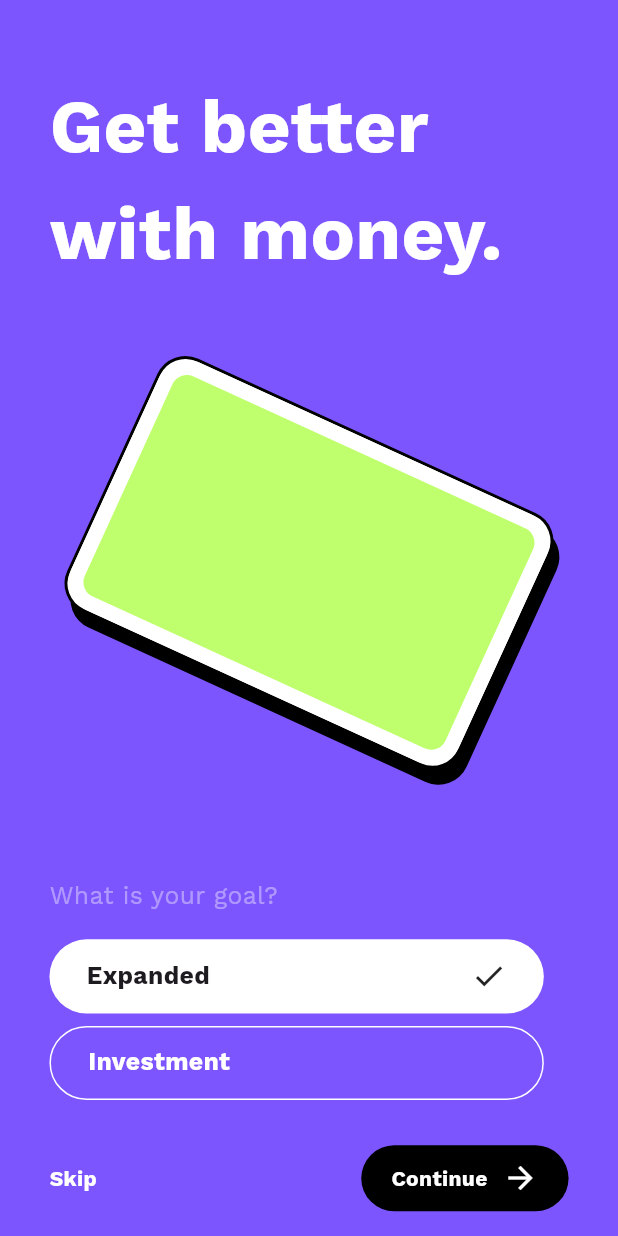
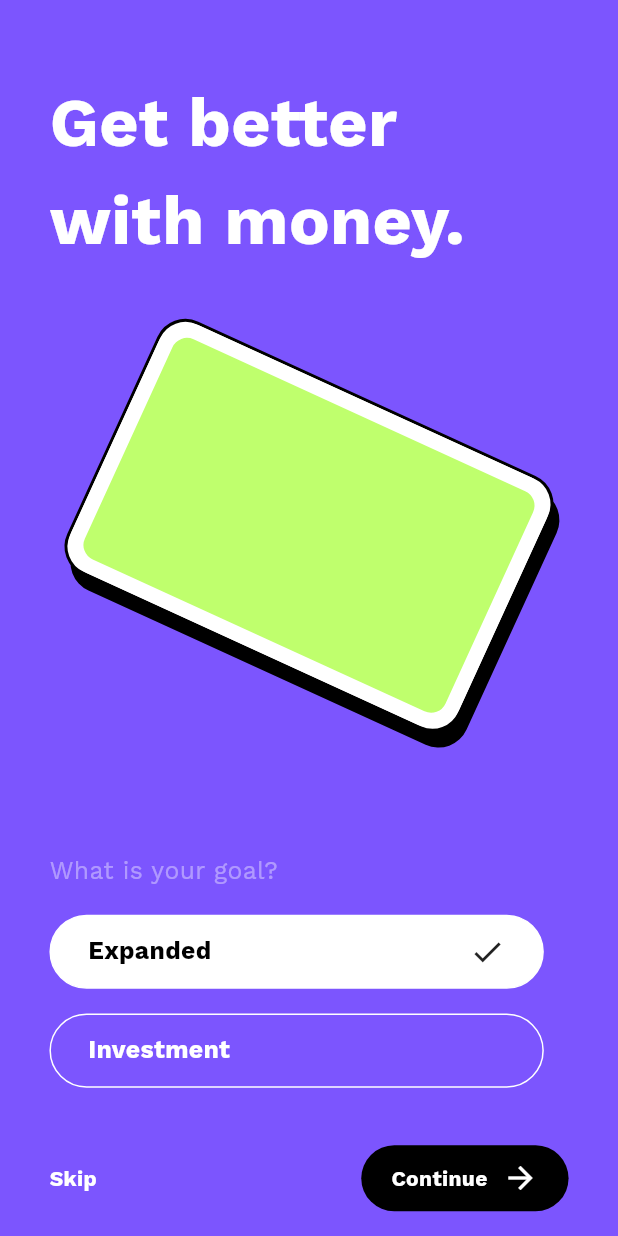
Before and after one commit to bhawesh2002/finance_app_ui, a Flutter app: the screen it shows after launch, on a phone screen of 412 x 824 dp. Run offline on Flutter 3.47's test engine with Material 3 defaults, Android fonts, the phone set to English and light mode, and no system bars; our stand-ins replace google_fonts.

Commit message:
create selectableButton

```diff
--- a/lib/screens/screen1.dart
+++ b/lib/screens/screen1.dart
@@ -1,6 +1,7 @@
 import 'package:finance_app_ui/colors/colors.dart';
 import 'package:finance_app_ui/screens/screen2.dart';
 import 'package:finance_app_ui/widgets/card.dart';
+import 'package:finance_app_ui/widgets/selectable_button.dart';
 import 'package:flutter/material.dart';
 import 'package:google_fonts/google_fonts.dart';
 
@@ -27,20 +28,20 @@ class Screen1 extends StatelessWidget {
               "Get better\nwith money.",
               style: GoogleFonts.workSans(
                 color: Colors.white,
-                fontSize: width * 0.12,
+                fontSize: width * 0.11,
                 fontWeight: FontWeight.bold,
               ),
             ),
           ),
           //Card Widget
           Positioned(
-            top: height * 0.28,
+            top: height * 0.25,
             left: width / 2 * 0.55,
             child: cardWidget(context, angle: 2),
           ),
           //Text: "What is your goal?"
           Positioned(
-            bottom: height * 0.26,
+            bottom: height * 0.28,
             left: width * 0.08,
             child: Opacity(
               opacity: 0.4,
@@ -56,57 +57,16 @@ class Screen1 extends StatelessWidget {
           //Expanded button
           Positioned(
             left: width * 0.08,
-            bottom: height * 0.18,
-            child: Container(
-              width: width * 0.8,
-              height: height * 0.06,
-              decoration: BoxDecoration(
-                color: Colors.white,
-                borderRadius: BorderRadius.circular(width * 0.5),
-              ),
-              child: Padding(
-                padding: EdgeInsets.symmetric(horizontal: width * 0.06),
-                child: Row(
-                  mainAxisAlignment: MainAxisAlignment.spaceBetween,
-                  children: [
-                    Text(
-                      "Expanded",
-                      style: GoogleFonts.workSans(
-                          fontSize: width * 0.04, fontWeight: FontWeight.bold),
-                    ),
-                    const Icon(Icons.check),
-                  ],
-                ),
-              ),
-            ),
+            bottom: height * 0.2,
+            child: selectableButton(context,
+                buttonName: "Expanded", isSelected: true),
           ),
           //Investment button
           Positioned(
             left: width * 0.08,
-            bottom: height * 0.11,
-            child: Container(
-              width: width * 0.8,
-              height: height * 0.06,
-              decoration: BoxDecoration(
-                border: Border.all(width: 1, color: Colors.white),
-                borderRadius: BorderRadius.circular(width * 0.5),
-              ),
-              child: Padding(
-                padding: EdgeInsets.symmetric(horizontal: width * 0.06),
-                child: Row(
-                  mainAxisAlignment: MainAxisAlignment.spaceBetween,
-                  children: [
-                    Text(
-                      "Investment",
-                      style: GoogleFonts.workSans(
-                          color: Colors.white,
-                          fontSize: width * 0.04,
-                          fontWeight: FontWeight.bold),
-                    ),
-                  ],
-                ),
-              ),
-            ),
+            bottom: height * 0.12,
+            child: selectableButton(context,
+                buttonName: "Investment", isSelected: false),
           ),
           //Skip and Continue options
           Positioned(
--- /dev/null
+++ b/lib/widgets/selectable_button.dart
@@ -0,0 +1,33 @@
+import 'package:flutter/material.dart';
+import 'package:google_fonts/google_fonts.dart';
+
+Widget selectableButton(BuildContext context,
+    {required String buttonName, required bool isSelected}) {
+  double height = MediaQuery.of(context).size.height;
+  double width = MediaQuery.of(context).size.width;
+  return Container(
+    width: width * 0.8,
+    height: height * 0.06,
+    decoration: BoxDecoration(
+      border: Border.all(color: Colors.white),
+      color: isSelected ? Colors.white : Colors.transparent,
+      borderRadius: BorderRadius.circular(width * 0.5),
+    ),
+    child: Padding(
+      padding: EdgeInsets.symmetric(horizontal: width * 0.06),
+      child: Row(
+        mainAxisAlignment: MainAxisAlignment.spaceBetween,
+        children: [
+          Text(
+            buttonName,
+            style: GoogleFonts.workSans(
+                color: isSelected ? Colors.black : Colors.white,
+                fontSize: width * 0.04,
+                fontWeight: FontWeight.bold),
+          ),
+          isSelected ? const Icon(Icons.check) : const Icon(null),
+        ],
+      ),
+    ),
+  );
+}
```
